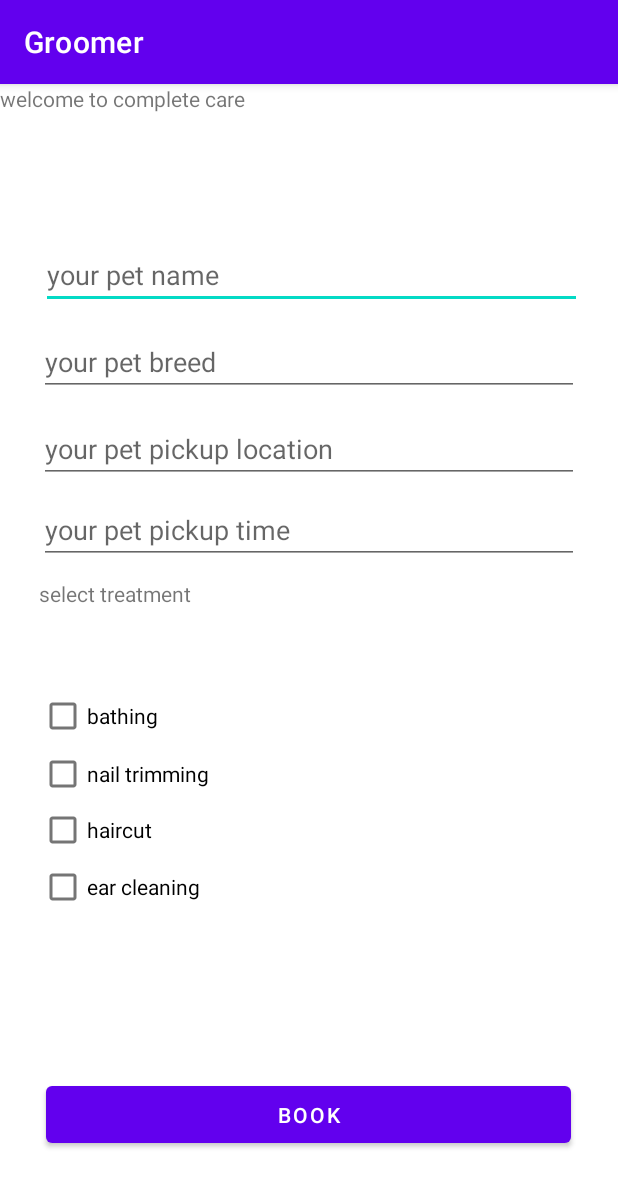
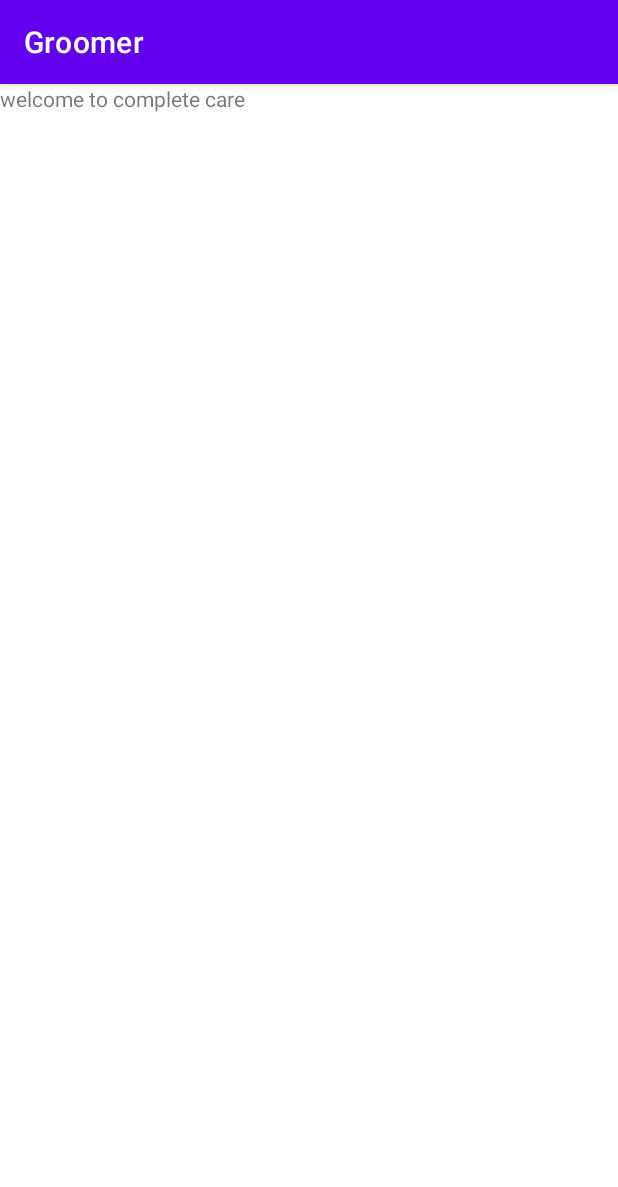
Before and after one commit to hansen9/Groomer, an Android app: the fragment completeCareFragment shown on its own in the app's theme, on a phone screen of 412 x 824 dp. Shown: the top 1187 px of the screen. Run offline under Robolectric (Android 15) with nearby library versions, the phone set to English and light mode, and no system bars.

Commit message:
Revert "Hansen"

```diff
--- a/app/src/main/res/layout/fragment_complete_care.xml
+++ b/app/src/main/res/layout/fragment_complete_care.xml
@@ -1,5 +1,5 @@
 <?xml version="1.0" encoding="utf-8"?>
-<RelativeLayout xmlns:android="http://schemas.android.com/apk/res/android"
+<FrameLayout xmlns:android="http://schemas.android.com/apk/res/android"
     xmlns:tools="http://schemas.android.com/tools"
     android:layout_width="match_parent"
     android:layout_height="match_parent"
@@ -9,100 +9,7 @@
     <!-- TODO: Update blank fragment layout -->
     <TextView
         android:layout_width="match_parent"
-        android:layout_height="25dp"
+        android:layout_height="match_parent"
         android:text="@string/complete_care_fragment" />
 
-    <EditText
-        android:id="@+id/pet_name"
-        android:layout_width="375dp"
-        android:layout_height="40dp"
-        android:layout_alignParentStart="true"
-        android:layout_alignParentTop="true"
-        android:layout_alignParentEnd="true"
-        android:layout_centerHorizontal="true"
-        android:layout_marginStart="27dp"
-        android:layout_marginTop="110dp"
-        android:layout_marginEnd="24dp"
-        android:hint="your pet name" />
-
-    <EditText
-        android:id="@+id/pet_type"
-        android:layout_width="360dp"
-        android:layout_height="40dp"
-        android:layout_alignParentTop="true"
-        android:layout_centerHorizontal="true"
-        android:layout_marginTop="168dp"
-        android:hint="your pet breed" />
-
-    <EditText
-        android:id="@+id/pickup_loc"
-        android:layout_width="360dp"
-        android:layout_height="40dp"
-        android:layout_alignParentTop="true"
-        android:layout_centerHorizontal="true"
-        android:layout_marginTop="226dp"
-        android:hint="your pet pickup location" />
-
-    <EditText
-        android:id="@+id/pickup_time"
-        android:layout_width="360dp"
-        android:layout_height="40dp"
-        android:layout_alignParentTop="true"
-        android:layout_centerHorizontal="true"
-        android:layout_marginTop="280dp"
-        android:hint="your pet pickup time" />
-
-    <TextView
-        android:id="@+id/title_select_treatment"
-        android:layout_width="360dp"
-        android:layout_height="25dp"
-        android:layout_alignParentTop="true"
-        android:layout_centerHorizontal="true"
-        android:layout_marginTop="330dp"
-        android:text="select treatment" />
-
-    <CheckBox
-        android:id="@+id/bath_opt"
-        android:layout_width="360dp"
-        android:layout_height="25dp"
-        android:layout_alignParentBottom="true"
-        android:layout_centerHorizontal="true"
-        android:layout_marginBottom="334dp"
-        android:text="bathing" />
-
-    <CheckBox
-        android:id="@+id/nail_trim_opt"
-        android:layout_width="360dp"
-        android:layout_height="25dp"
-        android:layout_alignParentBottom="true"
-        android:layout_centerHorizontal="true"
-        android:layout_marginBottom="295dp"
-        android:text="nail trimming" />
-
-    <CheckBox
-        android:id="@+id/haircut_opt"
-        android:layout_width="360dp"
-        android:layout_height="25dp"
-        android:layout_alignParentBottom="true"
-        android:layout_centerHorizontal="true"
-        android:layout_marginBottom="258dp"
-        android:text="haircut" />
-
-    <CheckBox
-        android:id="@+id/ear_clean_opt"
-        android:layout_width="360dp"
-        android:layout_height="25dp"
-        android:layout_alignParentBottom="true"
-        android:layout_centerHorizontal="true"
-        android:layout_marginBottom="220dp"
-        android:text="ear cleaning" />
-
-    <Button
-        android:id="@+id/btn_book"
-        android:layout_width="350dp"
-        android:layout_height="50dp"
-        android:layout_alignParentBottom="true"
-        android:layout_centerHorizontal="true"
-        android:layout_marginBottom="56dp"
-        android:text="book" />
-</RelativeLayout>
+</FrameLayout>
```
